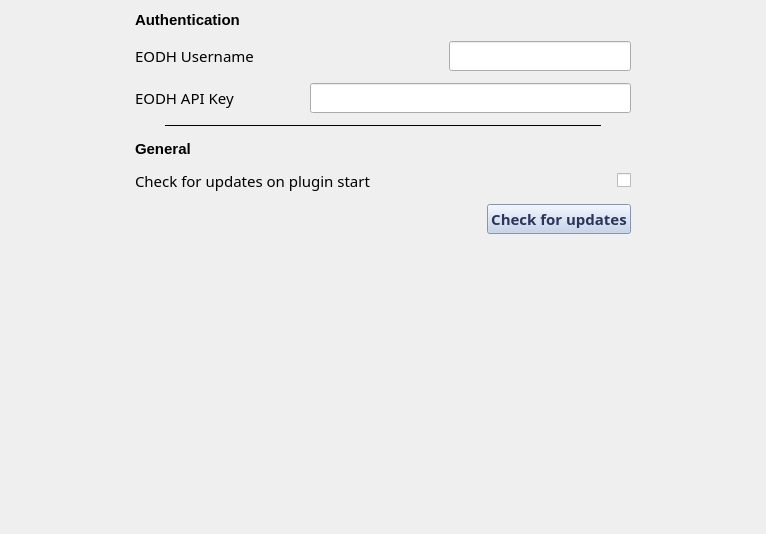
The window that eodh_qgis/ui/settings.ui (EO-DataHub/eodh-qgis) describes before a commit, drawn with Qt 5.
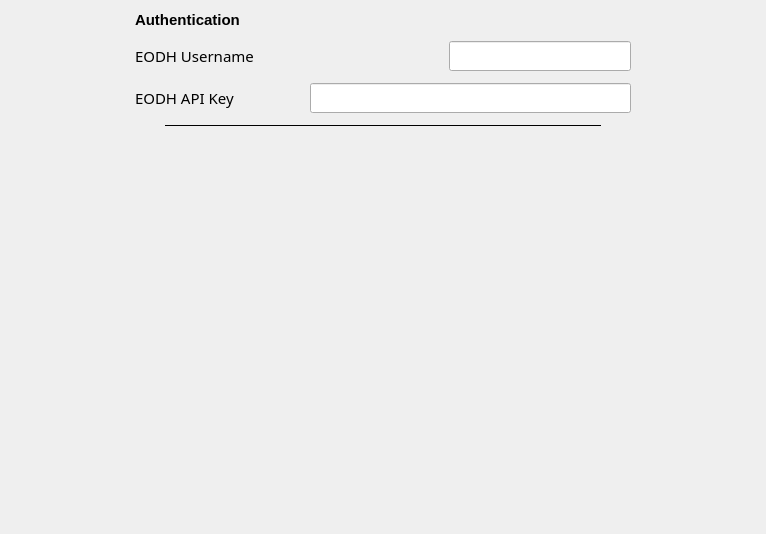
The same window after the commit.

```diff
--- a/eodh_qgis/ui/settings.ui
+++ b/eodh_qgis/ui/settings.ui
@@ -46,7 +46,7 @@
     </spacer>
    </item>
    <item>
-    <layout class="QVBoxLayout" name="verticalLayout_4" stretch="0,0,0,0,0,0,0,0">
+    <layout class="QVBoxLayout" name="verticalLayout_4" stretch="0,0,0,0,0,0,0">
      <property name="spacing">
       <number>12</number>
      </property>
@@ -141,111 +141,10 @@
       </widget>
      </item>
      <item>
-      <widget class="QLabel" name="label_6">
-       <property name="font">
-        <font>
-         <pointsize>11</pointsize>
-         <weight>75</weight>
-         <bold>true</bold>
-        </font>
-       </property>
-       <property name="text">
-        <string>General</string>
-       </property>
-      </widget>
+      <layout class="QHBoxLayout" name="horizontalLayout_4"/>
      </item>
      <item>
-      <layout class="QHBoxLayout" name="horizontalLayout_4">
-       <item>
-        <widget class="QLabel" name="label">
-         <property name="text">
-          <string>Check for updates on plugin start</string>
-         </property>
-         <property name="alignment">
-          <set>Qt::AlignLeading|Qt::AlignLeft|Qt::AlignVCenter</set>
-         </property>
-        </widget>
-       </item>
-       <item>
-        <spacer name="horizontalSpacer_5">
-         <property name="orientation">
-          <enum>Qt::Horizontal</enum>
-         </property>
-         <property name="sizeHint" stdset="0">
-          <size>
-           <width>40</width>
-           <height>20</height>
-          </size>
-         </property>
-        </spacer>
-       </item>
-       <item>
-        <widget class="QCheckBox" name="check_updates_on_start">
-         <property name="sizePolicy">
-          <sizepolicy hsizetype="Fixed" vsizetype="Fixed">
-           <horstretch>0</horstretch>
-           <verstretch>0</verstretch>
-          </sizepolicy>
-         </property>
-         <property name="minimumSize">
-          <size>
-           <width>0</width>
-           <height>0</height>
-          </size>
-         </property>
-         <property name="text">
-          <string/>
-         </property>
-         <property name="iconSize">
-          <size>
-           <width>16</width>
-           <height>16</height>
-          </size>
-         </property>
-        </widget>
-       </item>
-      </layout>
-     </item>
-     <item>
-      <layout class="QHBoxLayout" name="horizontalLayout_5">
-       <item>
-        <spacer name="horizontalSpacer_6">
-         <property name="orientation">
-          <enum>Qt::Horizontal</enum>
-         </property>
-         <property name="sizeHint" stdset="0">
-          <size>
-           <width>40</width>
-           <height>20</height>
-          </size>
-         </property>
-        </spacer>
-       </item>
-       <item>
-        <widget class="QPushButton" name="check_updates_button">
-         <property name="sizePolicy">
-          <sizepolicy hsizetype="Maximum" vsizetype="Fixed">
-           <horstretch>0</horstretch>
-           <verstretch>0</verstretch>
-          </sizepolicy>
-         </property>
-         <property name="font">
-          <font>
-           <family>Fira Sans</family>
-           <pointsize>11</pointsize>
-           <weight>75</weight>
-           <bold>true</bold>
-          </font>
-         </property>
-         <property name="acceptDrops">
-          <bool>false</bool>
-         </property>
-         <property name="text">
-          <string>Check for updates</string>
-         </property>
-        </widget>
-       </item>
-      </layout>
+      <layout class="QHBoxLayout" name="horizontalLayout_5"/>
      </item>
      <item>
       <spacer name="verticalSpacer">
```
